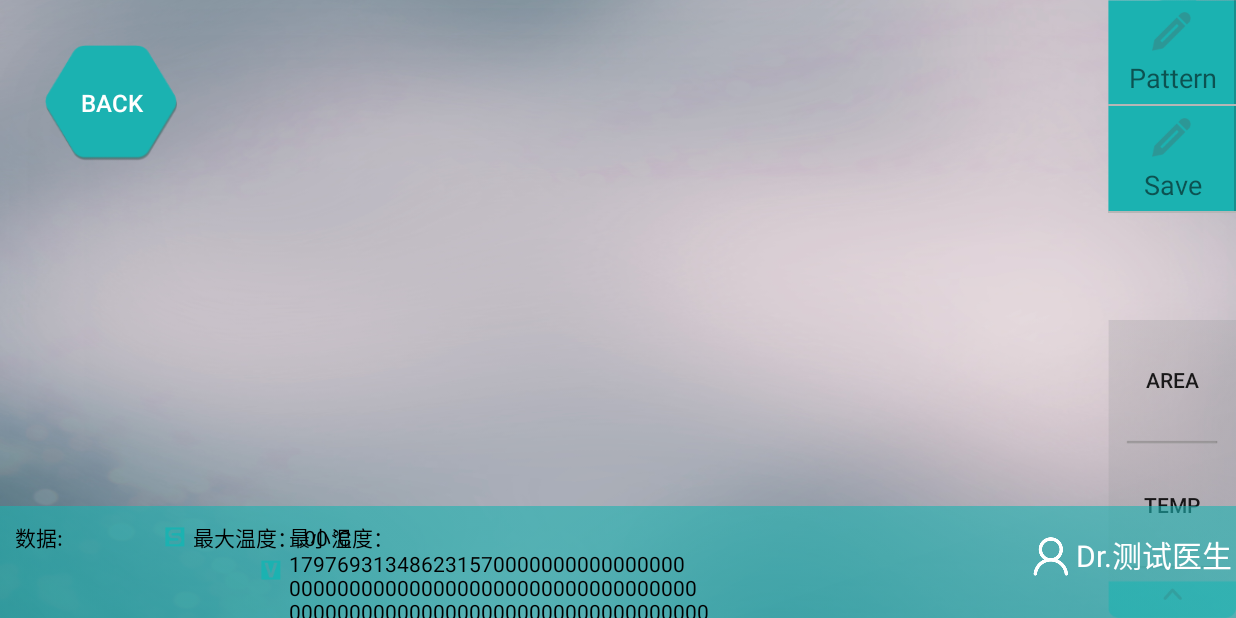
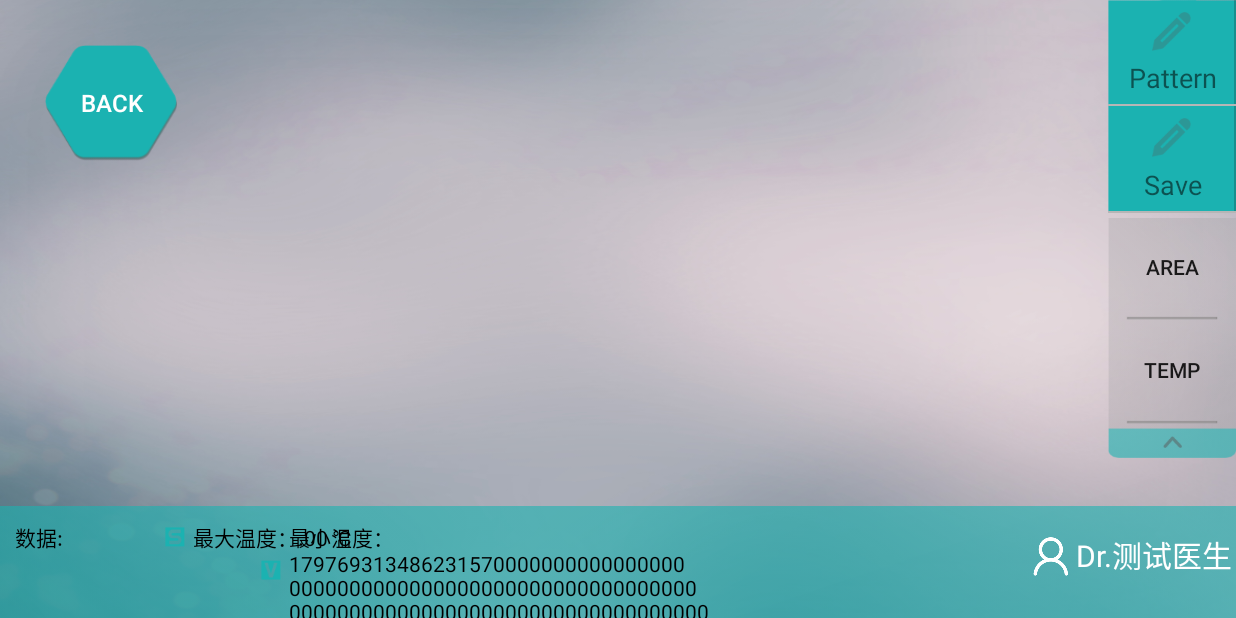
Before and after one commit to cwh643/wound, an Android app: the fragment RecordFragmentWoundIRMeasure placed in its activity, after a tap on an icon or button, on a phone screen of 824 x 412 dp (held sideways). Run offline under Robolectric (Android 15) with nearby library versions, the phone set to English and light mode, and no system bars; pictures from the network do not load; 12 statements that could not run were skipped.

Commit message:
修改红外测量的位置

```diff
--- a/android/InjuriesApp/app/src/main/java/com/dnion/app/android/injuriesapp/RecordFragmentWoundIRMeasure.java
+++ b/android/InjuriesApp/app/src/main/java/com/dnion/app/android/injuriesapp/RecordFragmentWoundIRMeasure.java
@@ -310,13 +310,15 @@ public class RecordFragmentWoundIRMeasure extends Fragment {
         measure_btn_save.setSelectImage(R.mipmap.measure_modify_s);
         measure_btn_save.setOnClickListener(mSaveDataListener);
 
+
         measure_bar = (LinearLayout) rootView.findViewById(R.id.measure_bar);
         btn_measure_bar = (ImageButton) rootView.findViewById(R.id.btn_measure_bar);
         btn_measure_bar.setOnClickListener(new OnClickListener() {
             @Override
             public void onClick(View v) {
                 Object tagValue = v.getTag();
-                final float distance = 214.0f;
+                float scale=getContext().getResources().getDisplayMetrics().density;
+                final float distance = 145* scale;
                 float y = measure_bar.getY();
 
                 ValueAnimator valueAnimator = null;
@@ -331,7 +333,8 @@ public class RecordFragmentWoundIRMeasure extends Fragment {
             }
         });
         btn_measure_bar.setTag(2);
-        measure_bar.setY(measure_bar.getY() - 214.0f);
+        float scale=getContext().getResources().getDisplayMetrics().density;
+        measure_bar.setY(measure_bar.getY() - (145* scale));
 
         menu_bar = (LinearLayout) rootView.findViewById(R.id.menu_bar);
         btn_menu_bar = (ImageButton) rootView.findViewById(R.id.btn_menu_bar);
--- a/android/InjuriesApp/app/src/main/res/layout/wound_measure_ir.xml
+++ b/android/InjuriesApp/app/src/main/res/layout/wound_measure_ir.xml
@@ -149,9 +149,9 @@
         <LinearLayout
             android:id="@+id/measure_bar"
             android:layout_width="85dp"
-            android:layout_height="wrap_content"
+            android:layout_height="160dp"
             android:layout_alignParentRight="true"
-            android:layout_marginTop="213dp"
+            android:layout_marginTop="145dp"
             android:background="@mipmap/measure_right_bg"
             android:orientation="vertical">
 
@@ -171,14 +171,14 @@
                 android:layout_height="0dp"
                 android:layout_weight="1"
                 android:background="@null"
+                android:drawableBottom="@mipmap/measure_right_btn_bg"
                 android:src="@mipmap/measure_wd"
-                android:drawableBottom="@mipmap/measure_right_btn_bg"
                 android:text="@string/measure_temp" />
 
             <ImageButton
                 android:id="@+id/btn_measure_bar"
                 android:layout_width="match_parent"
-                android:layout_height="32dp"
+                android:layout_height="22dp"
                 android:background="@null"
                 android:src="@mipmap/measure_menu_tab" />
         </LinearLayout>
```
